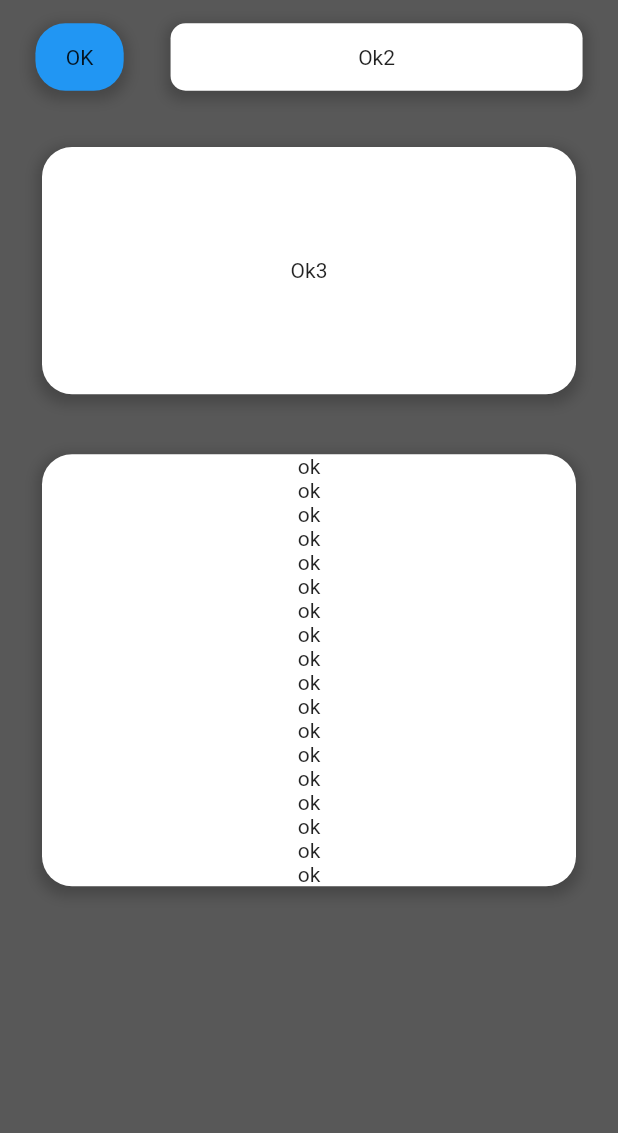
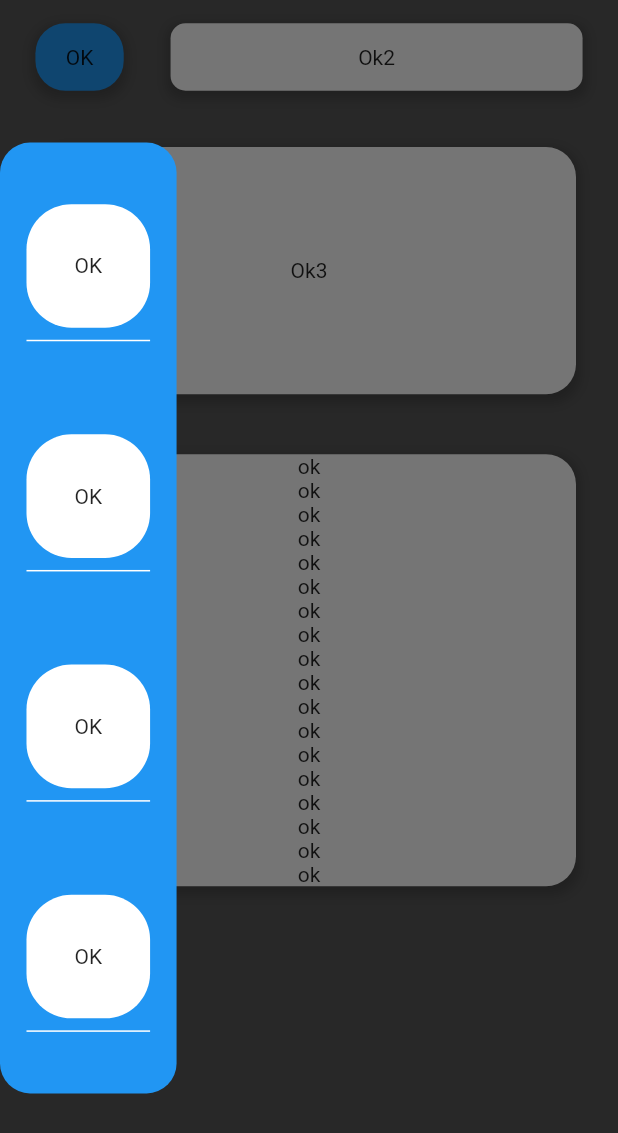
Before and after one commit to Ryadhcherifi/hackrh, a Flutter app: the screen it shows after launch, with the side drawer open (before the commit the screen has no drawer), on a phone screen of 412 x 824 dp. Shown: the top 1133 px of the screen. Run offline on Flutter 3.47's test engine with Material 2 defaults, Android fonts, the phone set to English and light mode, and no system bars.

Commit message:
Mise en place du drawer

```diff
--- a/hackrh/lib/screens/HomeScreen.dart
+++ b/hackrh/lib/screens/HomeScreen.dart
@@ -1,4 +1,5 @@
 import 'package:flutter/material.dart';
+import 'package:hackrh/widgets/Drawer.dart';
 
 class HomePage extends StatefulWidget {
   @override
@@ -13,7 +14,9 @@ class _HomePageState extends State<HomePage> {
   Widget build(BuildContext context) {
     Size screensize = MediaQuery.of(context).size;
     return Scaffold(
+
         backgroundColor: Color.fromRGBO(88, 88, 88, 1),
+        drawer: CosDrawerWidget(),
         body: Padding(
           padding: EdgeInsets.all(8.0),
           child: ListView(children: <Widget>[
--- /dev/null
+++ b/hackrh/lib/widgets/Drawer.dart
@@ -0,0 +1,93 @@
+import 'package:flutter/material.dart';
+
+class CosDrawerWidget extends StatelessWidget {
+  @override
+  Widget build(BuildContext context) {
+    Size screensize = MediaQuery.of(context).size;
+    // TODO: implement build
+    return Container(
+        height: screensize.height / 1.3,
+        width: screensize.width / 3.5,
+        decoration: BoxDecoration(
+            color: Colors.blue, borderRadius: BorderRadius.circular(20)),
+        child: Padding(
+          padding: EdgeInsets.all(10),
+          child: Column(
+            mainAxisAlignment: MainAxisAlignment.spaceAround,
+            children: <Widget>[
+              Container(
+                decoration: BoxDecoration(
+                    color: Colors.blue,
+                    border: Border(bottom: BorderSide(color: Colors.white))),
+                child: Padding(
+                  padding: const EdgeInsets.only(bottom: 8.0),
+                  child: Container(
+                    alignment: Alignment.center,
+                    height: screensize.height/10,
+                    width: screensize.width/5,
+                    decoration: BoxDecoration(
+                      color: Colors.white,
+                      borderRadius:BorderRadius.circular(30),),
+                      child: Text("OK"),
+                  ),
+                ),
+              ),
+              Container(
+                decoration: BoxDecoration(
+                    color: Colors.blue,
+                    border: Border(bottom: BorderSide(color: Colors.white))),
+                child: Padding(
+                  padding: const EdgeInsets.only(bottom: 8.0),
+                  child: Container(
+                    alignment: Alignment.center,
+                    height: screensize.height/10,
+                    width: screensize.width/5,
+                    decoration: BoxDecoration(
+                      color: Colors.white,
+                      borderRadius:BorderRadius.circular(30),),
+                      child: Text("OK"),
+                  ),
+                ),
+              ),
+              Container(
+                decoration: BoxDecoration(
+                    color: Colors.blue,
+                    border: Border(bottom: BorderSide(color: Colors.white))),
+                child: Padding(
+                  padding: const EdgeInsets.only(bottom: 8.0),
+                  child: Container(
+                    alignment: Alignment.center,
+                    height: screensize.height/10,
+                    width: screensize.width/5,
+                    decoration: BoxDecoration(
+                      color: Colors.white,
+                      borderRadius:BorderRadius.circular(30),),
+                      child: Text("OK"),
+                  ),
+
+
+                ),
+
+              ),
+              Container(
+                decoration: BoxDecoration(
+                    color: Colors.blue,
+                    border: Border(bottom: BorderSide(color: Colors.white))),
+                child: Padding(
+                  padding: const EdgeInsets.only(bottom: 8.0),
+                  child: Container(
+                    alignment: Alignment.center,
+                    height: screensize.height/10,
+                    width: screensize.width/5,
+                    decoration: BoxDecoration(
+                      color: Colors.white,
+                      borderRadius:BorderRadius.circular(30),),
+                      child: Text("OK"),
+                  ),
+                ),
+              ),
+            ],
+          ),
+        ));
+  }
+}
```
